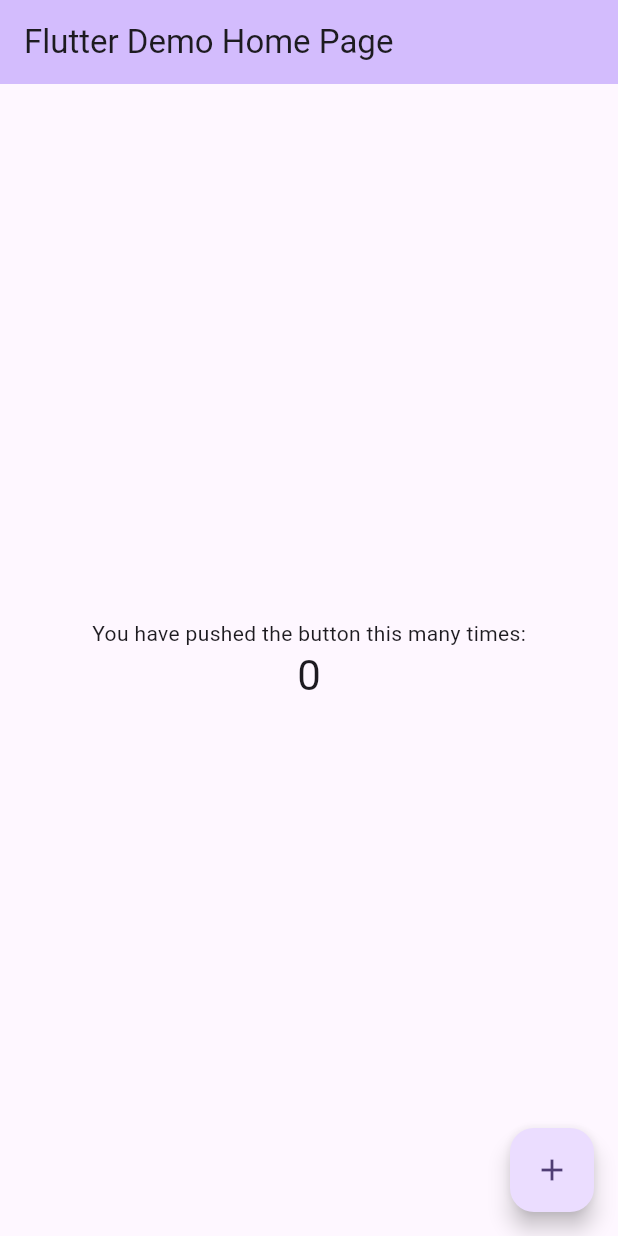
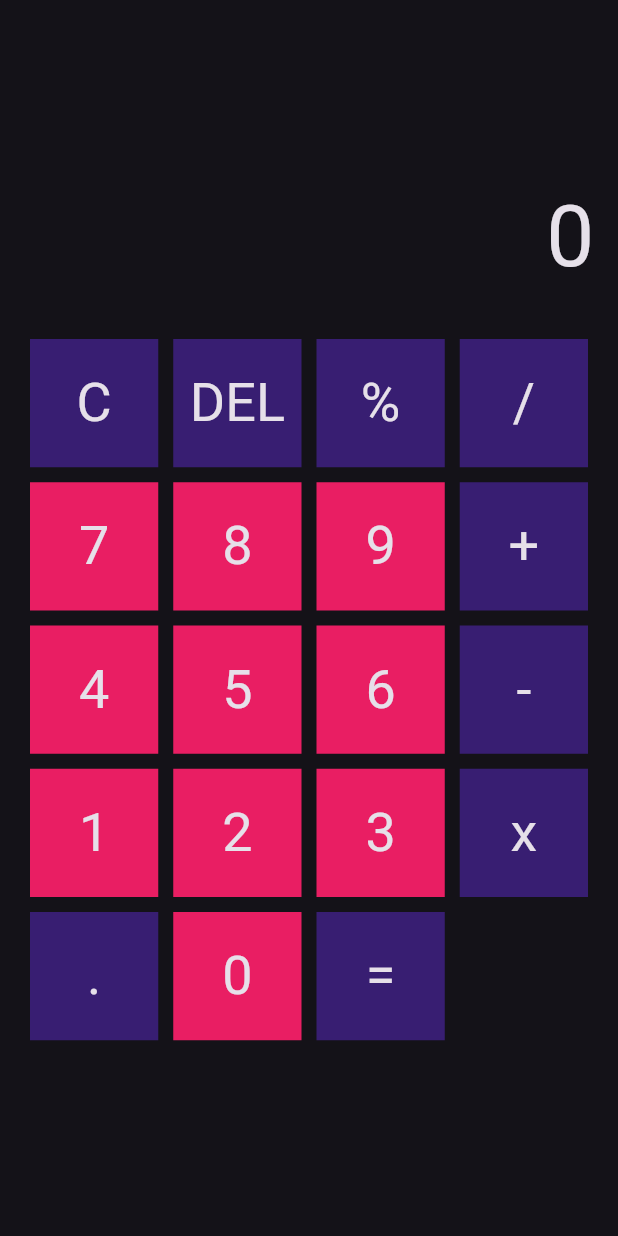
Before and after one commit to Venus741/calculadora, a Flutter app: the screen it shows after launch, on a phone screen of 412 x 824 dp. Run offline on Flutter 3.47's test engine with Material 3 defaults, Android fonts, the phone set to English and light mode, and no system bars; missing offline and left inert: function_tree.

Commit message:
Projeto com parte lógica finalizada

```diff
--- a/lib/main.dart
+++ b/lib/main.dart
@@ -1,125 +1,21 @@
 import 'package:flutter/material.dart';
+import 'src/calc_page.dart';
 
-void main() {
-  runApp(const MyApp());
+void main(List<String> args) {
+  runApp(const MainAPP());
 }
 
-class MyApp extends StatelessWidget {
-  const MyApp({super.key});
+class MainAPP extends StatelessWidget {
+  const MainAPP({super.key});
 
-  // This widget is the root of your application.
   @override
   Widget build(BuildContext context) {
     return MaterialApp(
-      title: 'Flutter Demo',
-      theme: ThemeData(
-        // This is the theme of your application.
-        //
-        // TRY THIS: Try running your application with "flutter run". You'll see
-        // the application has a purple toolbar. Then, without quitting the app,
-        // try changing the seedColor in the colorScheme below to Colors.green
-        // and then invoke "hot reload" (save your changes or press the "hot
-        // reload" button in a Flutter-supported IDE, or press "r" if you used
-        // the command line to start the app).
-        //
-        // Notice that the counter didn't reset back to zero; the application
-        // state is not lost during the reload. To reset the state, use hot
-        // restart instead.
-        //
-        // This works for code too, not just values: Most code changes can be
-        // tested with just a hot reload.
-        colorScheme: ColorScheme.fromSeed(seedColor: Colors.deepPurple),
+      themeMode: ThemeMode.dark,
+      darkTheme: ThemeData.dark(
         useMaterial3: true,
       ),
-      home: const MyHomePage(title: 'Flutter Demo Home Page'),
+      home: const CalcPage(),
     );
   }
 }
-
-class MyHomePage extends StatefulWidget {
-  const MyHomePage({super.key, required this.title});
-
-  // This widget is the home page of your application. It is stateful, meaning
-  // that it has a State object (defined below) that contains fields that affect
-  // how it looks.
-
-  // This class is the configuration for the state. It holds the values (in this
-  // case the title) provided by the parent (in this case the App widget) and
-  // used by the build method of the State. Fields in a Widget subclass are
-  // always marked "final".
-
-  final String title;
-
-  @override
-  State<MyHomePage> createState() => _MyHomePageState();
-}
-
-class _MyHomePageState extends State<MyHomePage> {
-  int _counter = 0;
-
-  void _incrementCounter() {
-    setState(() {
-      // This call to setState tells the Flutter framework that something has
-      // changed in this State, which causes it to rerun the build method below
-      // so that the display can reflect the updated values. If we changed
-      // _counter without calling setState(), then the build method would not be
-      // called again, and so nothing would appear to happen.
-      _counter++;
-    });
-  }
-
-  @override
-  Widget build(BuildContext context) {
-    // This method is rerun every time setState is called, for instance as done
-    // by the _incrementCounter method above.
-    //
-    // The Flutter framework has been optimized to make rerunning build methods
-    // fast, so that you can just rebuild anything that needs updating rather
-    // than having to individually change instances of widgets.
-    return Scaffold(
-      appBar: AppBar(
-        // TRY THIS: Try changing the color here to a specific color (to
-        // Colors.amber, perhaps?) and trigger a hot reload to see the AppBar
-        // change color while the other colors stay the same.
-        backgroundColor: Theme.of(context).colorScheme.inversePrimary,
-        // Here we take the value from the MyHomePage object that was created by
-        // the App.build method, and use it to set our appbar title.
-        title: Text(widget.title),
-      ),
-      body: Center(
-        // Center is a layout widget. It takes a single child and positions it
-        // in the middle of the parent.
-        child: Column(
-          // Column is also a layout widget. It takes a list of children and
-          // arranges them vertically. By default, it sizes itself to fit its
-          // children horizontally, and tries to be as tall as its parent.
-          //
-          // Column has various properties to control how it sizes itself and
-          // how it positions its children. Here we use mainAxisAlignment to
-          // center the children vertically; the main axis here is the vertical
-          // axis because Columns are vertical (the cross axis would be
-          // horizontal).
-          //
-          // TRY THIS: Invoke "debug painting" (choose the "Toggle Debug Paint"
-          // action in the IDE, or press "p" in the console), to see the
-          // wireframe for each widget.
-          mainAxisAlignment: MainAxisAlignment.center,
-          children: <Widget>[
-            const Text(
-              'You have pushed the button this many times:',
-            ),
-            Text(
-              '$_counter',
-              style: Theme.of(context).textTheme.headlineMedium,
-            ),
-          ],
-        ),
-      ),
-      floatingActionButton: FloatingActionButton(
-        onPressed: _incrementCounter,
-        tooltip: 'Increment',
-        child: const Icon(Icons.add),
-      ), // This trailing comma makes auto-formatting nicer for build methods.
-    );
-  }
-}
--- /dev/null
+++ b/lib/src/calc_page.dart
@@ -0,0 +1,46 @@
+import 'package:calculadora/src/controller/calc_controller.dart';
+import 'package:calculadora/src/widgets/button_hub.dart';
+import 'package:calculadora/src/widgets/display.dart';
+import 'package:flutter/material.dart';
+
+class CalcPage extends StatefulWidget {
+  const CalcPage({super.key});
+
+  @override
+  State<CalcPage> createState() => _CalcPageState();
+}
+
+class _CalcPageState extends State<CalcPage> {
+  final controller = CalcController();
+
+  void _listner() {
+    setState(() {});
+  }
+
+  void initState() {
+    super.initState();
+    controller.addListener(_listner);
+  }
+
+  void dispose() {
+    controller.removeListener(_listner);
+    super.dispose();
+  }
+
+  @override
+  Widget build(BuildContext context) {
+    return Material(
+      child: Column(
+        children: [
+          Expanded(flex: 1, child: DisplayCalc(value: controller.display)),
+          Expanded(
+              flex: 3,
+              child: ButtonHub(
+                onButtonClick: controller.onButtonClick,
+              )
+          )
+        ],
+      ),
+    );
+  }
+}
--- /dev/null
+++ b/lib/src/controller/calc_controller.dart
@@ -0,0 +1,27 @@
+import 'package:calculadora/src/widgets/button_hub.dart';
+import 'package:flutter/material.dart';
+import 'package:function_tree/function_tree.dart';
+
+class CalcController extends ChangeNotifier {
+  var display = '0';
+
+  void onButtonClick(ButtonClick click) {
+    if (display == '0') {
+      display = '';
+    }
+
+    if (click is CommonButtonClick) {
+      display += click.value;
+      notifyListeners();
+    } else if (click is ClearButtonClick) {
+      display = '0';
+    } else if (click is ClearEntryButtonClick) {
+      display = '0';
+    } else if (click is EqualButtonClick) {
+      final v = display.interpret();
+      display = '$v';
+    }
+
+    notifyListeners();
+  }
+}
--- /dev/null
+++ b/lib/src/widgets/button_hub.dart
@@ -0,0 +1,125 @@
+import 'package:flutter/material.dart';
+
+class ButtonClick {
+  final String value;
+
+  ButtonClick(this.value);
+}
+
+class CommonButtonClick extends ButtonClick {
+  CommonButtonClick(super.value);
+}
+
+class EqualButtonClick extends ButtonClick {
+  EqualButtonClick(super.value);
+}
+
+class ClearButtonClick extends ButtonClick {
+  ClearButtonClick(super.value);
+}
+
+class ClearEntryButtonClick extends ButtonClick {
+  ClearEntryButtonClick(super.value);
+}
+
+class ButtonHub extends StatelessWidget {
+  final void Function(ButtonClick click) onButtonClick;
+
+  const ButtonHub({super.key, required this.onButtonClick});
+
+  @override
+  Widget build(BuildContext context) {
+    return GridView.count(
+      primary: false,
+      padding: const EdgeInsets.all(20),
+      crossAxisSpacing: 10,
+      mainAxisSpacing: 10,
+      crossAxisCount: 4,
+      children: [
+        Button(value: "C", color: Theme.of(context).colorScheme.onPrimary,
+        onTap: (value) => onButtonClick(ClearButtonClick(value)),),
+
+        Button(value: "DEL", color: Theme.of(context).colorScheme.onPrimary,
+        onTap: (value) => onButtonClick(ClearEntryButtonClick(value)),),
+
+        Button(value: "%", color: Theme.of(context).colorScheme.onPrimary,
+        onTap: (value) => onButtonClick(CommonButtonClick(value)),),
+
+        Button(value: "/", color: Theme.of(context).colorScheme.onPrimary,
+        onTap: (value) => onButtonClick(CommonButtonClick(value)),),
+
+        Button(value: "7", color: Colors.pink,
+        onTap: (value) => onButtonClick(CommonButtonClick(value)),),
+
+        Button(value: "8", color: Colors.pink,
+        onTap: (value) => onButtonClick(CommonButtonClick(value)),),
+
+        Button(value: "9", color: Colors.pink,
+        onTap: (value) => onButtonClick(CommonButtonClick(value)),),
+
+        Button(value: "+", color: Theme.of(context).colorScheme.onPrimary,
+        onTap: (value) => onButtonClick(CommonButtonClick(value)),),
+
+        Button(value: "4", color: Colors.pink,
+        onTap: (value) => onButtonClick(CommonButtonClick(value)),),
+
+        Button(value: "5", color: Colors.pink,
+        onTap: (value) => onButtonClick(CommonButtonClick(value)),),
+
+        Button(value: "6", color: Colors.pink,
+        onTap: (value) => onButtonClick(CommonButtonClick(value)),),
+
+        Button(value: "-", color: Theme.of(context).colorScheme.onPrimary,
+        onTap: (value) => onButtonClick(CommonButtonClick(value)),),
+
+        Button(value: "1", color: Colors.pink,
+        onTap: (value) => onButtonClick(CommonButtonClick(value)),),
+
+        Button(value: "2", color: Colors.pink,
+        onTap: (value) => onButtonClick(CommonButtonClick(value)),),
+
+        Button(value: "3", color: Colors.pink,
+        onTap: (value) => onButtonClick(CommonButtonClick(value)),),
+
+        Button(value: "x", color: Theme.of(context).colorScheme.onPrimary,
+        onTap: (value) => onButtonClick(CommonButtonClick(value)),),
+
+        Button(value: ".", color: Theme.of(context).colorScheme.onPrimary,
+        onTap: (value) => onButtonClick(CommonButtonClick(value)),),
+
+        Button(value: "0", color: Colors.pink,
+        onTap: (value) => onButtonClick(CommonButtonClick(value)),),
+
+        Button(value: "=", color: Theme.of(context).colorScheme.onPrimary,
+        onTap: (value) => onButtonClick(EqualButtonClick(value)),),
+
+      ],
+    );
+  }
+}
+
+class Button extends StatelessWidget {
+  final String value;
+  final Color? color;
+  final void Function(String value)? onTap;
+  const Button({super.key, required this.value, this.color, this.onTap});
+
+  @override
+  Widget build(BuildContext context) {
+    final color = this.color ?? Theme.of(context).colorScheme.primary;
+    return Material(
+      color: color,
+      child: InkWell(
+        onTap: onTap == null ? null : () => onTap!(value),
+        child: Container(
+          padding: const EdgeInsets.all(8),
+          child: Center(
+              child: Text(
+            value,
+            style: Theme.of(context).textTheme.displaySmall,
+          )),
+        ),
+      ),
+    );
+  }
+}
--- /dev/null
+++ b/lib/src/widgets/display.dart
@@ -0,0 +1,18 @@
+import 'package:flutter/material.dart';
+
+class DisplayCalc extends StatelessWidget {
+  final String value;
+  const DisplayCalc({super.key, required this.value});
+
+  @override
+  Widget build(BuildContext context) {
+    return Align(
+      alignment: Alignment.bottomRight,
+      child: Padding(
+        padding: EdgeInsets.all(16),
+        child: Text(value, style: Theme.of(context).textTheme.displayLarge ,),
+      ),
+
+    );
+  }
+}
--- a/pubspec.yaml
+++ b/pubspec.yaml
@@ -28,6 +28,7 @@ environment:
 # the latest version available on pub.dev. To see which dependencies have newer
 # versions available, run `flutter pub outdated`.
 dependencies:
+  function_tree: ^0.9.1
   flutter:
     sdk: flutter
 
```
Also changed, not shown: pubspec.lock.
